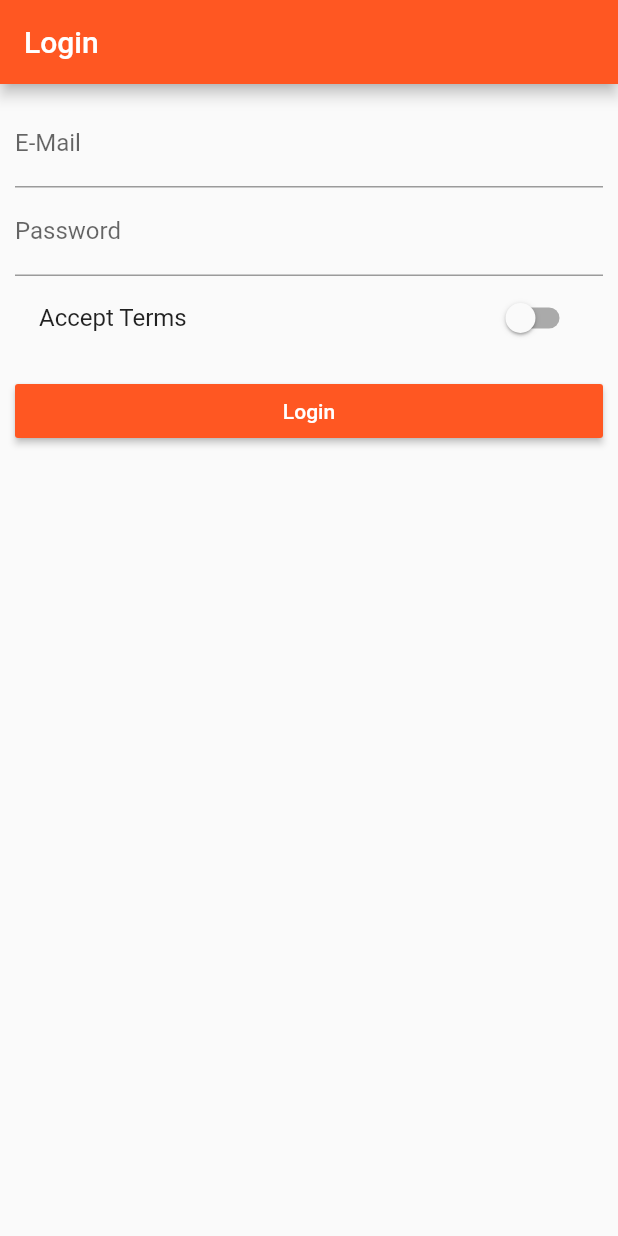
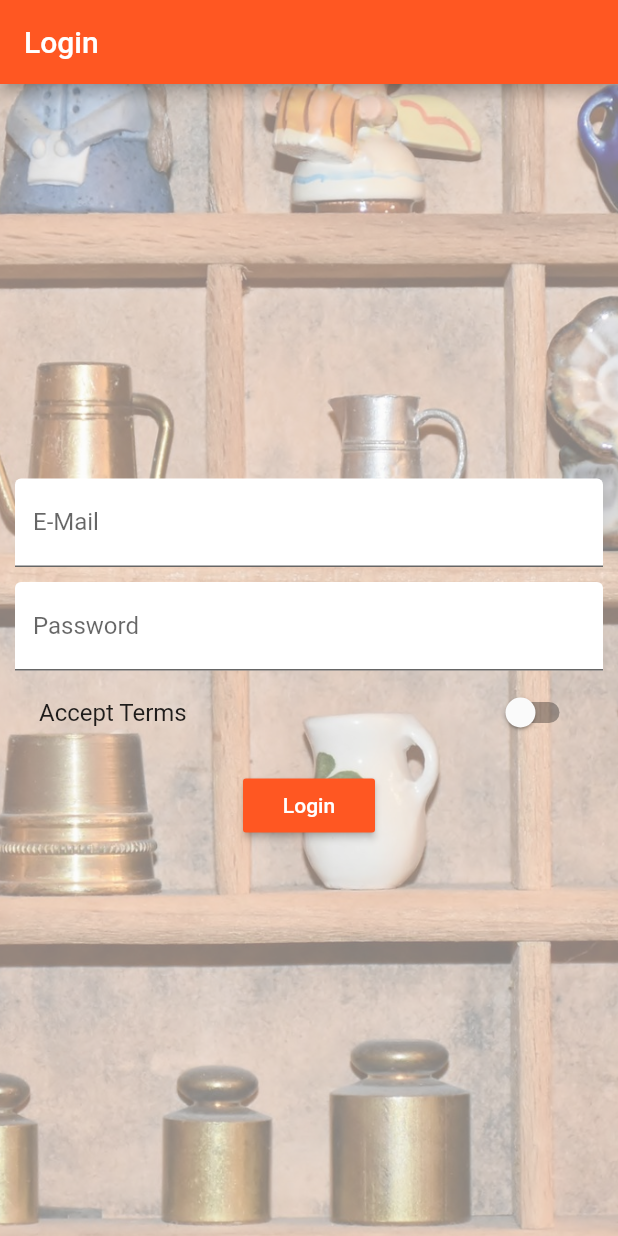
Before and after one commit to esirioneyibo/flutter-productsmanager, a Flutter app: the screen it shows after launch, on a phone screen of 412 x 824 dp. Run offline on Flutter 3.47's test engine with Material 2 defaults, Android fonts, the phone set to English and light mode, and no system bars.

Commit message:
Changed App UI

```diff
--- a/lib/pages/auth.dart
+++ b/lib/pages/auth.dart
@@ -21,11 +21,21 @@ class _AuthPageState extends State<AuthPage> {
         title: Text('Login'),
       ),
       body: Container(
-        margin: EdgeInsets.all(10.0),
-        child: ListView(
+        decoration: BoxDecoration(
+          image: DecorationImage(
+            colorFilter: ColorFilter.mode(
+                Colors.black.withOpacity(0.5), BlendMode.dstATop),
+            fit: BoxFit.cover,
+            image: AssetImage('assets/background.jpg'),
+          ),
+        ),
+        padding: EdgeInsets.all(10.0),
+        child: Center(
+          child: SingleChildScrollView(
+            child: Column(
               children: <Widget>[
                 TextField(
-              decoration: InputDecoration(labelText: 'E-Mail'),
+                  decoration: InputDecoration(labelText: 'E-Mail', filled: true, fillColor: Colors.white),
                   keyboardType: TextInputType.emailAddress,
                   onChanged: (String value) {
                     setState(() {
@@ -33,8 +43,9 @@ class _AuthPageState extends State<AuthPage> {
                     });
                   },
                 ),
+                SizedBox(height: 10.0),
                 TextField(
-              decoration: InputDecoration(labelText: 'Password'),
+                  decoration: InputDecoration(labelText: 'Password', filled: true, fillColor: Colors.white),
                   obscureText: true,
                   onChanged: (String value) {
                     setState(() {
@@ -64,6 +75,8 @@ class _AuthPageState extends State<AuthPage> {
               ],
             ),
           ),
+        ),
+      ),
     );
   }
 }
--- a/lib/pages/products.dart
+++ b/lib/pages/products.dart
@@ -18,6 +18,7 @@ class ProductsPage extends StatelessWidget {
             title: Text('Choose'),
           ),
           ListTile(
+            leading: Icon(Icons.edit),
             title: Text('Manage Products'),
             onTap: () {
               Navigator.pushReplacementNamed(context, '/admin');
--- a/lib/pages/products_admin.dart
+++ b/lib/pages/products_admin.dart
@@ -23,6 +23,7 @@ class ProductsAdminPage extends StatelessWidget {
                   title: Text('Choose'),
                 ),
                 ListTile(
+                  leading: Icon(Icons.shop),
                   title: Text('All Products'),
                   onTap: () {
                     Navigator.pushReplacementNamed(context, '/products');
```
Also changed, not shown: lib/products.dart (+34 -2 lines), pubspec.yaml (+5 -4 lines), assets/Oswald-Bold.ttf (added), assets/background.jpg (added). Lines whose indentation alone changed are shown as unchanged.
